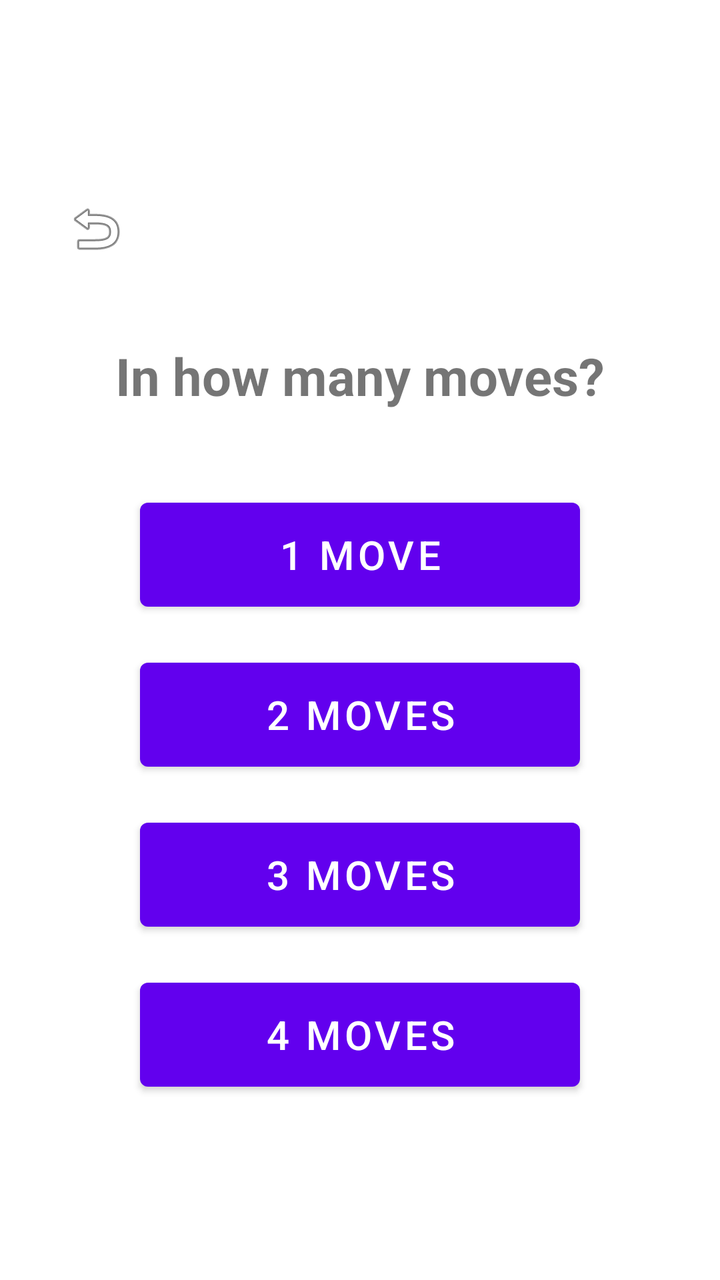
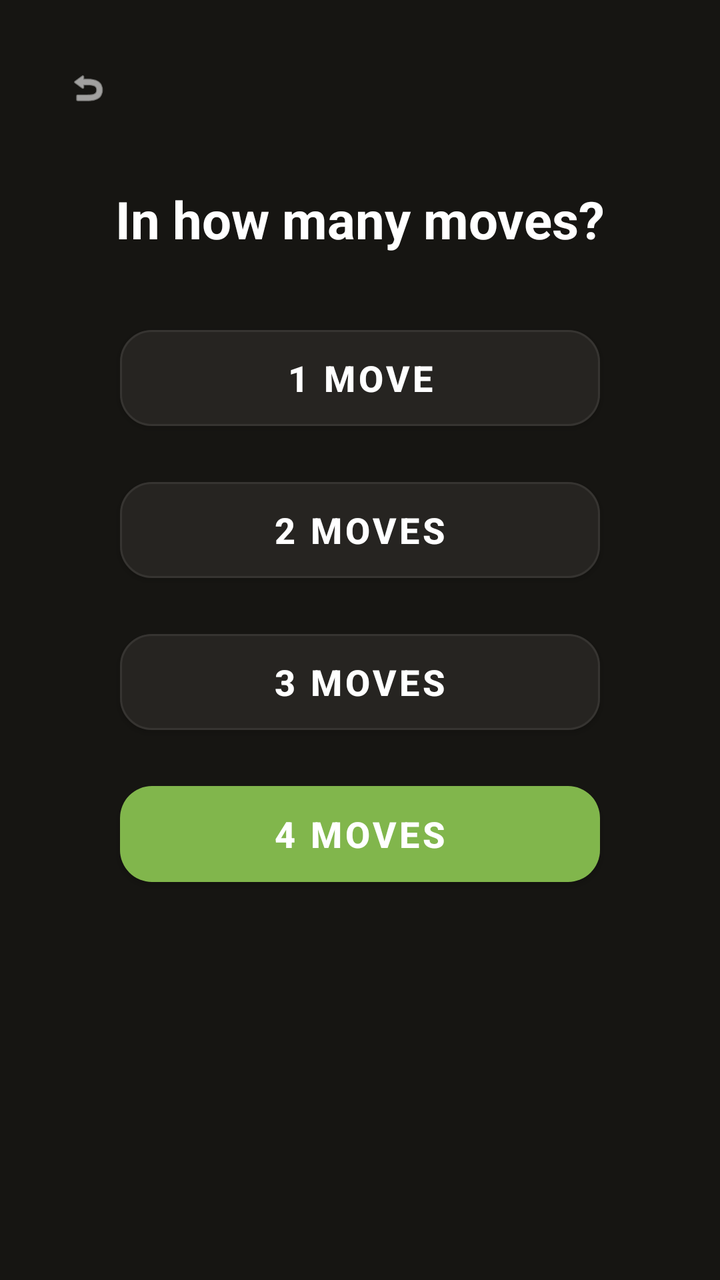

Screens rendered from an Android XML layout before and after an edit, with the pre-edit source and the edit as a unified diff.
<!-- AndroidManifest.xml: application theme Theme.BlindfoldChess -->
<!-- res/layout/fragment_move_count.xml -->
<?xml version="1.0" encoding="utf-8"?>

<LinearLayout xmlns:android="http://schemas.android.com/apk/res/android"
    android:layout_width="match_parent"
    android:layout_height="match_parent"
    android:orientation="vertical"
    android:gravity="center"
    android:padding="24dp">

    <ImageButton
        android:id="@+id/btn_back"
        android:layout_width="48dp"
        android:layout_height="48dp"
        android:src="@android:drawable/ic_menu_revert"
        android:background="?attr/selectableItemBackgroundBorderless"
        android:contentDescription="Back"
        android:layout_gravity="start"
        android:layout_marginBottom="32dp" />

    <TextView
        android:layout_width="wrap_content"
        android:layout_height="wrap_content"
        android:text="In how many moves?"
        android:textSize="26sp"
        android:textStyle="bold"
        android:layout_marginBottom="40dp" />

    <Button
        android:id="@+id/btn_1"
        android:layout_width="220dp"
        android:layout_height="64dp"
        android:text="1 move"
        android:textSize="20sp"
        android:layout_marginBottom="16dp" />

    <Button
        android:id="@+id/btn_2"
        android:layout_width="220dp"
        android:layout_height="64dp"
        android:text="2 moves"
        android:textSize="20sp"
        android:layout_marginBottom="16dp" />

    <Button
        android:id="@+id/btn_3"
        android:layout_width="220dp"
        android:layout_height="64dp"
        android:text="3 moves"
        android:textSize="20sp"
        android:layout_marginBottom="16dp" />

    <Button
        android:id="@+id/btn_4"
        android:layout_width="220dp"
        android:layout_height="64dp"
        android:text="4 moves"
        android:textSize="20sp" />

</LinearLayout>
<!-- resources referenced by this layout -->
<resources>
  <style name="Theme.BlindfoldChess" parent="Theme.MaterialComponents.DayNight.NoActionBar">
          
          <item name="colorPrimary">@color/purple_500</item>
          <item name="colorPrimaryVariant">@color/purple_700</item>
          <item name="colorOnPrimary">@color/white</item>
          
          <item name="colorSecondary">@color/teal_200</item>
          <item name="colorSecondaryVariant">@color/teal_700</item>
          <item name="colorOnSecondary">@color/black</item>
          
          <item name="android:statusBarColor">?attr/colorPrimaryVariant</item>
          
      </style>
  <color name="purple_500">#FF6200EE</color>
  <color name="purple_700">#FF3700B3</color>
  <color name="white">#FFFFFFFF</color>
  <color name="teal_200">#FF03DAC5</color>
  <color name="teal_700">#FF018786</color>
  <color name="black">#FF000000</color>
</resources>

<!-- the commit's change to res/layout/fragment_move_count.xml (unified diff, before → after) -->
@@ -1,59 +1,91 @@
 <?xml version="1.0" encoding="utf-8"?>
 
 <LinearLayout xmlns:android="http://schemas.android.com/apk/res/android"
+    xmlns:app="http://schemas.android.com/apk/res-auto"
     android:layout_width="match_parent"
     android:layout_height="match_parent"
+    android:background="#161512"
+    android:gravity="center_horizontal"
     android:orientation="vertical"
-    android:gravity="center"
-    android:padding="24dp">
+    android:padding="20dp">
 
-    <ImageButton
-        android:id="@+id/btn_back"
-        android:layout_width="48dp"
-        android:layout_height="48dp"
-        android:src="@android:drawable/ic_menu_revert"
-        android:background="?attr/selectableItemBackgroundBorderless"
-        android:contentDescription="Back"
-        android:layout_gravity="start"
-        android:layout_marginBottom="32dp" />
+    
+    <RelativeLayout
+        android:layout_width="match_parent"
+        android:layout_height="wrap_content"
+        android:layout_marginBottom="24dp">
+
+        <com.google.android.material.button.MaterialButton
+            android:id="@+id/btn_back"
+            style="@style/Widget.Material3.Button.IconButton"
+            android:layout_width="48dp"
+            android:layout_height="48dp"
+            android:layout_alignParentStart="true"
+            android:contentDescription="Back"
+            app:icon="@android:drawable/ic_menu_revert"
+            app:iconTint="#FFFFFF" />
+    </RelativeLayout>
 
     <TextView
         android:layout_width="wrap_content"
         android:layout_height="wrap_content"
+        android:layout_marginBottom="32dp"
         android:text="In how many moves?"
+        android:textColor="#FFFFFF"
         android:textSize="26sp"
+        android:textStyle="bold" />
+
+    <com.google.android.material.button.MaterialButton
+        android:id="@+id/btn_1"
+        android:layout_width="240dp"
+        android:layout_height="60dp"
+        android:layout_marginBottom="16dp"
+        android:text="1 move"
+        android:textColor="#FFFFFF"
+        android:textSize="18sp"
         android:textStyle="bold"
-        android:layout_marginBottom="40dp" />
+        app:backgroundTint="#262421"
+        app:cornerRadius="16dp"
+        app:strokeColor="#363431"
+        app:strokeWidth="1dp" />
 
-    <Button
-        android:id="@+id/btn_1"
-        android:layout_width="220dp"
-        android:layout_height="64dp"
-        android:text="1 move"
-        android:textSize="20sp"
-        android:layout_marginBottom="16dp" />
+    <com.google.android.material.button.MaterialButton
+        android:id="@+id/btn_2"
+        android:layout_width="240dp"
+        android:layout_height="60dp"
+        android:layout_marginBottom="16dp"
+        android:text="2 moves"
+        android:textColor="#FFFFFF"
+        android:textSize="18sp"
+        android:textStyle="bold"
+        app:backgroundTint="#262421"
+        app:cornerRadius="16dp"
+        app:strokeColor="#363431"
+        app:strokeWidth="1dp" />
 
-    <Button
-        android:id="@+id/btn_2"
-        android:layout_width="220dp"
-        android:layout_height="64dp"
-        android:text="2 moves"
-        android:textSize="20sp"
-        android:layout_marginBottom="16dp" />
+    <com.google.android.material.button.MaterialButton
+        android:id="@+id/btn_3"
+        android:layout_width="240dp"
+        android:layout_height="60dp"
+        android:layout_marginBottom="16dp"
+        android:text="3 moves"
+        android:textColor="#FFFFFF"
+        android:textSize="18sp"
+        android:textStyle="bold"
+        app:backgroundTint="#262421"
+        app:cornerRadius="16dp"
+        app:strokeColor="#363431"
+        app:strokeWidth="1dp" />
 
-    <Button
-        android:id="@+id/btn_3"
-        android:layout_width="220dp"
-        android:layout_height="64dp"
-        android:text="3 moves"
-        android:textSize="20sp"
-        android:layout_marginBottom="16dp" />
-
-    <Button
+    <com.google.android.material.button.MaterialButton
         android:id="@+id/btn_4"
-        android:layout_width="220dp"
-        android:layout_height="64dp"
+        android:layout_width="240dp"
+        android:layout_height="60dp"
         android:text="4 moves"
-        android:textSize="20sp" />
+        android:textColor="#FFFFFF"
+        android:textSize="18sp"
+        android:textStyle="bold"
+        app:backgroundTint="#81B64C"
+        app:cornerRadius="16dp" />
 
 </LinearLayout>
